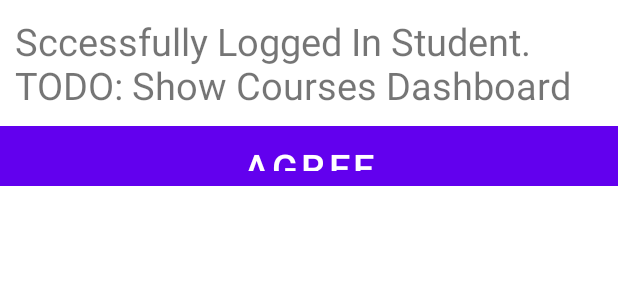
After one commit to ntuifranklin/testudo, an Android app: the layout success_login.xml on its own in the app's theme, with its tools: preview values and no code run, on a phone screen of 412 x 824 dp. The commit adds this screen. Shown: the top 300 px of the screen. Run offline under Robolectric (Android 15) with nearby library versions, the phone set to English and light mode, and no system bars.

Commit message:
Can log in and verify user is logged in

```diff
--- /dev/null
+++ b/androidui/app/src/main/res/layout/success_login.xml
@@ -0,0 +1,27 @@
+<?xml version="1.0" encoding="utf-8"?>
+<RelativeLayout
+xmlns:android="http://schemas.android.com/apk/res/android"
+android:layout_width="match_parent"
+android:layout_height="wrap_content">
+
+<TextView
+    android:id="@+id/dialog_info"
+    android:layout_width="match_parent"
+    android:layout_height="wrap_content"
+    android:padding="10dp"
+    android:text="Sccessfully Logged In Student. TODO: Show Courses Dashboard"/>
+
+<LinearLayout
+    android:layout_width="match_parent"
+    android:layout_height="40dp"
+    android:layout_below="@id/dialog_info">
+
+    <Button
+        android:id="@+id/dialog_ok"
+        android:layout_width="0dp"
+        android:layout_height="match_parent"
+        android:layout_weight="0.50"
+        android:background="@color/purple_700"
+        android:text="Agree"/>
+</LinearLayout>
+</RelativeLayout>
--- a/androidui/app/src/main/res/values/strings.xml
+++ b/androidui/app/src/main/res/values/strings.xml
@@ -29,6 +29,7 @@
     <string name="password_label">PASSWORD</string>
     <string name="login_button_label">LOGIN</string>
 
+    <string name="student_success_logged_in">You Successfully Logged In</string>
     <!--  some Place Holders  -->
 
     <string name="login_name_placeholder">Enter Username</string>
```
Also changed, not shown: androidui/app/src/main/java/com/example/androidfinalprojectcmsc436/MainActivity.kt (+21 -3 lines), 1 other file.
